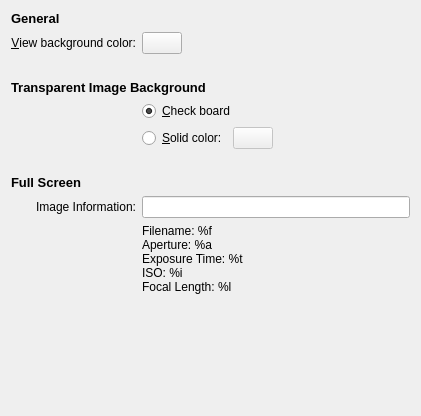
KDE/gwenview, file app/configdialog.ui: the form before one commit.
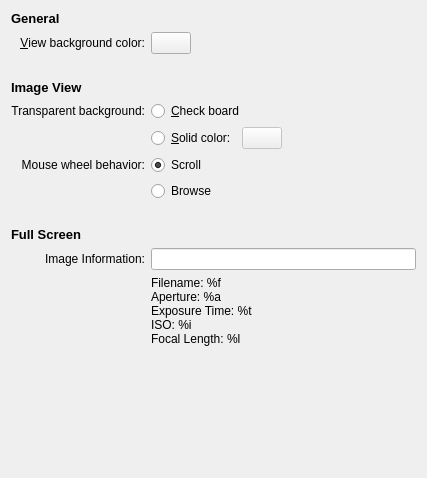
The form after the commit. Custom widgets are drawn as their Qt base class.

Commit message: Configurable mouse wheel behavior. One can choose between scrolling and browsing now. BUG:156088

```diff
--- a/app/configdialog.ui
+++ b/app/configdialog.ui
@@ -5,11 +5,11 @@
    <rect>
     <x>0</x>
     <y>0</y>
-    <width>407</width>
-    <height>416</height>
+    <width>427</width>
+    <height>478</height>
    </rect>
   </property>
-  <layout class="QGridLayout" >
+  <layout class="QGridLayout" name="gridLayout" >
    <item row="0" column="0" colspan="2" >
     <widget class="QLabel" name="label_3" >
      <property name="text" >
@@ -76,10 +76,21 @@
    <item row="3" column="0" colspan="2" >
     <widget class="QLabel" name="label_4" >
      <property name="text" >
-      <string>&lt;html>&lt;head>&lt;meta name="qrichtext" content="1" />&lt;style type="text/css">
+      <string>&lt;!DOCTYPE HTML PUBLIC "-//W3C//DTD HTML 4.0//EN" "http://www.w3.org/TR/REC-html40/strict.dtd">
+&lt;html>&lt;head>&lt;meta name="qrichtext" content="1" />&lt;style type="text/css">
 p, li { white-space: pre-wrap; }
 &lt;/style>&lt;/head>&lt;body style=" font-family:'Sans Serif'; font-size:10pt; font-weight:400; font-style:normal;">
-&lt;p style=" margin-top:0px; margin-bottom:0px; margin-left:0px; margin-right:0px; -qt-block-indent:0; text-indent:0px;">&lt;span style=" font-weight:600;">Transparent Image Background&lt;/span>&lt;/p>&lt;/body>&lt;/html></string>
+&lt;p style=" margin-top:0px; margin-bottom:0px; margin-left:0px; margin-right:0px; -qt-block-indent:0; text-indent:0px;">&lt;span style=" font-weight:600;">Image View&lt;/span>&lt;/p>&lt;/body>&lt;/html></string>
+     </property>
+    </widget>
+   </item>
+   <item row="4" column="0" >
+    <widget class="QLabel" name="label_7" >
+     <property name="text" >
+      <string>Transparent background:</string>
+     </property>
+     <property name="alignment" >
+      <set>Qt::AlignRight|Qt::AlignTrailing|Qt::AlignVCenter</set>
      </property>
     </widget>
    </item>
@@ -88,16 +99,7 @@
      <property name="spacing" >
       <number>6</number>
      </property>
-     <property name="leftMargin" >
-      <number>0</number>
-     </property>
-     <property name="topMargin" >
-      <number>0</number>
-     </property>
-     <property name="rightMargin" >
-      <number>0</number>
-     </property>
-     <property name="bottomMargin" >
+     <property name="margin" >
       <number>0</number>
      </property>
      <item>
@@ -130,16 +132,7 @@
      <property name="spacing" >
       <number>6</number>
      </property>
-     <property name="leftMargin" >
-      <number>0</number>
-     </property>
-     <property name="topMargin" >
-      <number>0</number>
-     </property>
-     <property name="rightMargin" >
-      <number>0</number>
-     </property>
-     <property name="bottomMargin" >
+     <property name="margin" >
       <number>0</number>
      </property>
      <item>
@@ -175,6 +168,67 @@
     </layout>
    </item>
    <item row="6" column="0" >
+    <widget class="QLabel" name="label_8" >
+     <property name="text" >
+      <string>Mouse wheel behavior:</string>
+     </property>
+     <property name="alignment" >
+      <set>Qt::AlignRight|Qt::AlignTrailing|Qt::AlignVCenter</set>
+     </property>
+    </widget>
+   </item>
+   <item row="6" column="1" >
+    <layout class="QHBoxLayout" name="horizontalLayout" >
+     <item>
+      <widget class="QRadioButton" name="mouseWheelScrollRadioButton" >
+       <property name="text" >
+        <string>Scroll</string>
+       </property>
+       <property name="checked" >
+        <bool>true</bool>
+       </property>
+      </widget>
+     </item>
+     <item>
+      <spacer name="horizontalSpacer" >
+       <property name="orientation" >
+        <enum>Qt::Horizontal</enum>
+       </property>
+       <property name="sizeHint" stdset="0" >
+        <size>
+         <width>40</width>
+         <height>20</height>
+        </size>
+       </property>
+      </spacer>
+     </item>
+    </layout>
+   </item>
+   <item row="7" column="1" >
+    <layout class="QHBoxLayout" name="horizontalLayout_2" >
+     <item>
+      <widget class="QRadioButton" name="mouseWheelBrowseRadioButton" >
+       <property name="text" >
+        <string>Browse</string>
+       </property>
+      </widget>
+     </item>
+     <item>
+      <spacer name="horizontalSpacer_2" >
+       <property name="orientation" >
+        <enum>Qt::Horizontal</enum>
+       </property>
+       <property name="sizeHint" stdset="0" >
+        <size>
+         <width>40</width>
+         <height>20</height>
+        </size>
+       </property>
+      </spacer>
+     </item>
+    </layout>
+   </item>
+   <item row="8" column="0" >
     <spacer>
      <property name="orientation" >
       <enum>Qt::Vertical</enum>
@@ -190,7 +244,7 @@
      </property>
     </spacer>
    </item>
-   <item row="7" column="0" colspan="2" >
+   <item row="9" column="0" colspan="2" >
     <widget class="QLabel" name="label_5" >
      <property name="text" >
       <string>&lt;html>&lt;head>&lt;meta name="qrichtext" content="1" />&lt;style type="text/css">
@@ -200,7 +254,7 @@
      </property>
     </widget>
    </item>
-   <item row="8" column="0" >
+   <item row="10" column="0" >
     <widget class="QLabel" name="label_6" >
      <property name="text" >
       <string>Image Information:</string>
@@ -213,10 +267,10 @@
      </property>
     </widget>
    </item>
-   <item row="8" column="1" >
+   <item row="10" column="1" >
     <widget class="QLineEdit" name="kcfg_FullScreenInfo" />
    </item>
-   <item row="9" column="1" >
+   <item row="11" column="1" >
     <widget class="QLabel" name="label_2" >
      <property name="text" >
       <string>Filename: %f
@@ -227,7 +281,7 @@
      </property>
     </widget>
    </item>
-   <item row="10" column="0" colspan="2" >
+   <item row="12" column="0" colspan="2" >
     <spacer>
      <property name="orientation" >
       <enum>Qt::Vertical</enum>
```
Left out of the diff: 12 changed lines with no effect on the pictures. The commit also changes 6 other files.
